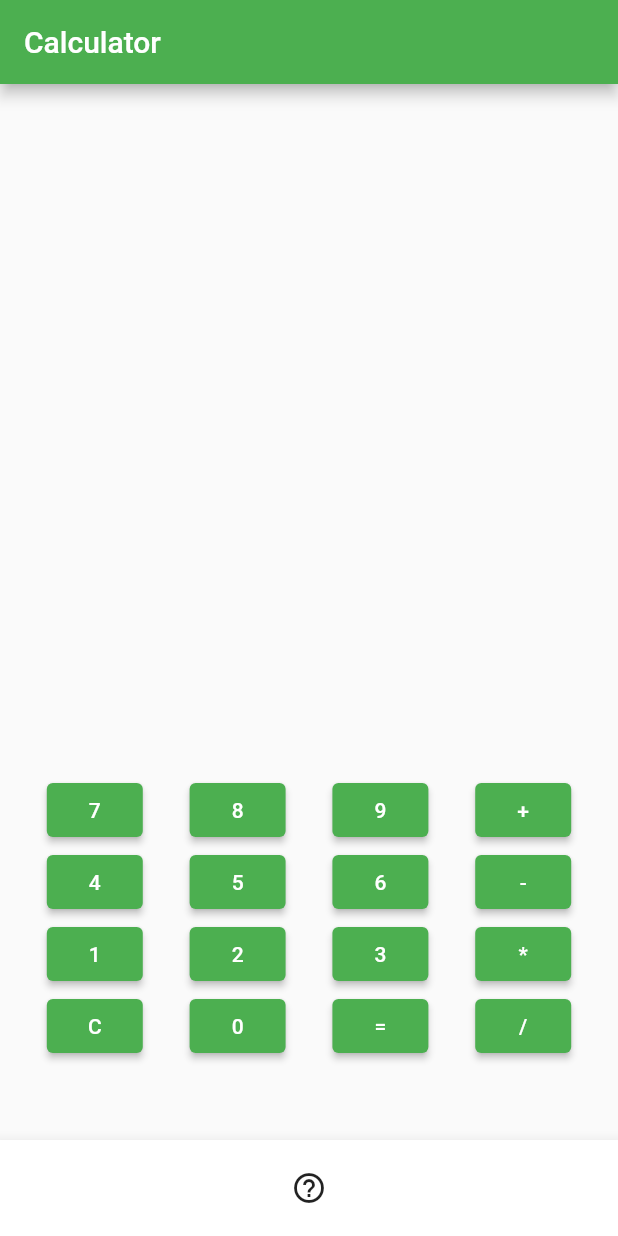
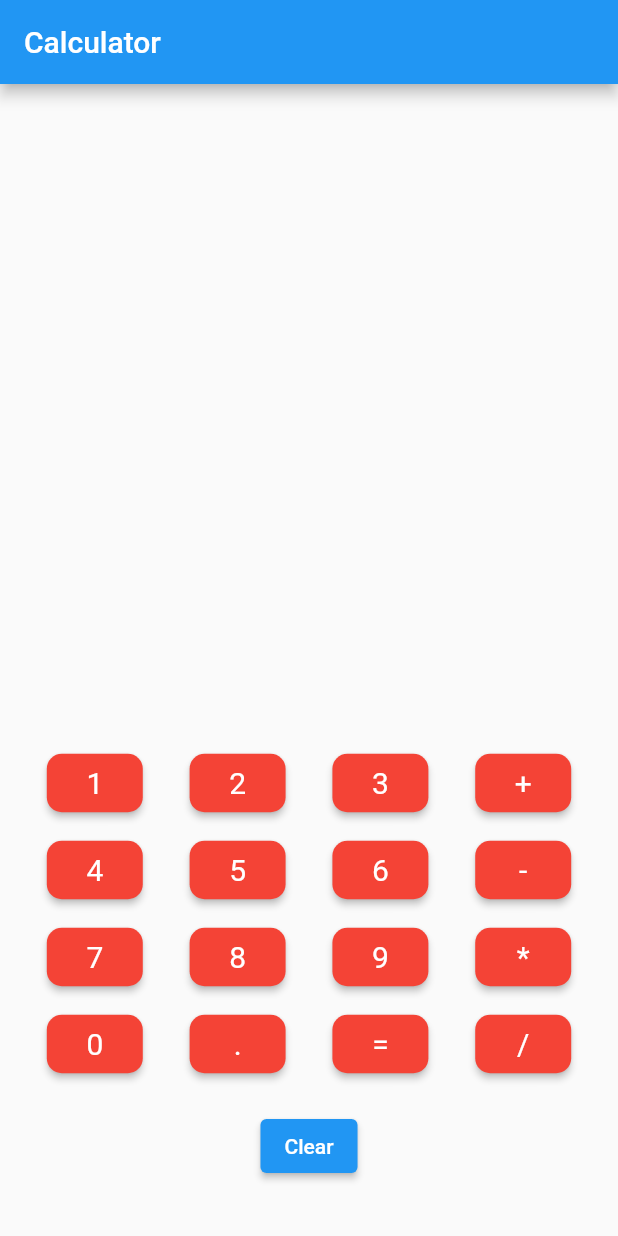
Before and after one commit to MikiOne/calculator_app, a Flutter app: the screen it shows after launch, on a phone screen of 412 x 824 dp. Run offline on Flutter 3.47's test engine with Material 2 defaults, Android fonts, the phone set to English and light mode, and no system bars.

Commit message:
ElevatedButton 添加style

```diff
--- a/lib/main.dart
+++ b/lib/main.dart
@@ -1,34 +1,62 @@
 import 'package:flutter/material.dart';
 
-void main() => runApp(CalculatorApp());
+void main() {
+  runApp(CalculatorApp());
+}
 
 class CalculatorApp extends StatelessWidget {
+  const CalculatorApp({super.key});
+
   @override
   Widget build(BuildContext context) {
     return MaterialApp(
       title: 'Calculator',
-      theme: ThemeData(primarySwatch: Colors.green),
-      home: CalculatorScreen(),
+      theme: ThemeData(primarySwatch: Colors.blue),
+      home: const CalculatorScreen(),
     );
   }
 }
 
 class CalculatorScreen extends StatefulWidget {
+  const CalculatorScreen({super.key});
+
   @override
   _CalculatorScreenState createState() => _CalculatorScreenState();
 }
 
 class _CalculatorScreenState extends State<CalculatorScreen> {
   String _displayText = '';
-  String _operator = '';
   double _firstOperand = 0;
   double _secondOperand = 0;
+  String _operator = '';
 
-  void _appendNumber(int number) {
+  // void _appendNumber(int number) {
+  //   setState(() {
+  //     _displayText += number.toString();
+  //   });
+  // }
+  void _appendNumber(dynamic number) {
     setState(() {
       _displayText += number.toString();
     });
   }
+
+  void _clear() {
+    setState(() {
+      _displayText = '';
+      _firstOperand = 0;
+      _secondOperand = 0;
+      _operator = '';
+    });
+  }
+
+  // void _setOperator(String operator) {
+  //   setState(() {
+  //     _firstOperand = double.parse(_displayText);
+  //     _displayText = '';
+  //     _operator = operator;
+  //   });
+  // }
 
   void _setOperator(String operator) {
     setState(() {
@@ -37,14 +65,40 @@ class _CalculatorScreenState extends State<CalculatorScreen> {
     });
   }
 
+  // void _calculate() {
+  //   setState(() {
+  //     _secondOperand = double.parse(_displayText);
+  //     double result = 0;
+  //     switch (_operator) {
+  //       case '+':
+  //         result = _firstOperand + _secondOperand;
+  //         break;
+  //       case '-':
+  //         result = _firstOperand - _secondOperand;
+  //         break;
+  //       case '*':
+  //         result = _firstOperand * _secondOperand;
+  //         break;
+  //       case '/':
+  //         result = _firstOperand / _secondOperand;
+  //         break;
+  //     }
+  //     _displayText = result.toString();
+  //     _firstOperand = 0;
+  //     _secondOperand = 0;
+  //     _operator = '';
+  //   });
+  // }
   void _calculate() {
     setState(() {
+      // 解析用户输入的表达式
       String expression = _displayText;
       List<String> parts = expression.split(RegExp(r'(\+|\-|\*|\/)'));
       if (parts.length == 2) {
         _firstOperand = double.parse(parts[0]);
         _secondOperand = double.parse(parts[1]);
 
+        // 执行计算
         double result = 0;
         switch (_operator) {
           case '+':
@@ -61,6 +115,7 @@ class _CalculatorScreenState extends State<CalculatorScreen> {
             break;
         }
 
+        // 显示计算结果
         _displayText = '$expression=$result';
         _firstOperand = 0;
         _secondOperand = 0;
@@ -75,12 +130,10 @@ class _CalculatorScreenState extends State<CalculatorScreen> {
   Widget build(BuildContext context) {
     return Scaffold(
       appBar: AppBar(title: Text('Calculator')),
-      body: SafeArea(
-        child: ListView(
+      body: Column(
         children: <Widget>[
-            SizedBox(height: 400),
-
-            Container(
+          Expanded(
+            child: Container(
               padding: EdgeInsets.all(16),
               alignment: Alignment.bottomRight,
               child: Text(
@@ -88,126 +141,56 @@ class _CalculatorScreenState extends State<CalculatorScreen> {
                 style: TextStyle(fontSize: 24),
               ),
             ),
+          ),
+          const SizedBox(height: 10),
           Row(
             mainAxisAlignment: MainAxisAlignment.spaceEvenly,
             children: <Widget>[
-                CalculatorButton(
-                  text: '7',
-                  onPressed: () => _appendNumber(7),
-                ),
-                CalculatorButton(
-                  text: '8',
-                  onPressed: () => _appendNumber(8),
-                ),
-                CalculatorButton(
-                  text: '9',
-                  onPressed: () => _appendNumber(9),
-                ),
-                CalculatorButton(
-                  text: '+',
-                  onPressed: () => _setOperator('+'),
-                ),
+              CalculatorButton(text: '1', onPressed: () => _appendNumber(1)),
+              CalculatorButton(text: '2', onPressed: () => _appendNumber(2)),
+              CalculatorButton(text: '3', onPressed: () => _appendNumber(3)),
+              CalculatorButton(text: '+', onPressed: () => _setOperator('+')),
             ],
           ),
+          const SizedBox(height: 10),
           Row(
             mainAxisAlignment: MainAxisAlignment.spaceEvenly,
             children: <Widget>[
-                CalculatorButton(
-                  text: '4',
-                  onPressed: () => _appendNumber(4),
-                ),
-                CalculatorButton(
-                  text: '5',
-                  onPressed: () => _appendNumber(5),
-                ),
-                CalculatorButton(
-                  text: '6',
-                  onPressed: () => _appendNumber(6),
-                ),
-                CalculatorButton(
-                  text: '-',
-                  onPressed: () => _setOperator('-'),
-                ),
+              CalculatorButton(text: '4', onPressed: () => _appendNumber(4)),
+              CalculatorButton(text: '5', onPressed: () => _appendNumber(5)),
+              CalculatorButton(text: '6', onPressed: () => _appendNumber(6)),
+              CalculatorButton(text: '-', onPressed: () => _setOperator('-')),
             ],
           ),
+          const SizedBox(height: 10),
           Row(
             mainAxisAlignment: MainAxisAlignment.spaceEvenly,
             children: <Widget>[
-                CalculatorButton(
-                  text: '1',
-                  onPressed: () => _appendNumber(1),
-                ),
-                CalculatorButton(
-                  text: '2',
-                  onPressed: () => _appendNumber(2),
-                ),
-                CalculatorButton(
-                  text: '3',
-                  onPressed: () => _appendNumber(3),
-                ),
-                CalculatorButton(
-                  text: '*',
-                  onPressed: () => _setOperator('*'),
-                ),
+              CalculatorButton(text: '7', onPressed: () => _appendNumber(7)),
+              CalculatorButton(text: '8', onPressed: () => _appendNumber(8)),
+              CalculatorButton(text: '9', onPressed: () => _appendNumber(9)),
+              CalculatorButton(text: '*', onPressed: () => _setOperator('*')),
             ],
           ),
+          const SizedBox(height: 10),
           Row(
             mainAxisAlignment: MainAxisAlignment.spaceEvenly,
             children: <Widget>[
-                CalculatorButton(
-                  text: 'C',
-                  onPressed: () {
-                    setState(() {
-                      _displayText = '';
-                      _firstOperand = 0;
-                      _secondOperand = 0;
-                      _operator = '';
-                    });
-                  },
-                ),
-                CalculatorButton(
-                  text: '0',
-                  onPressed: () => _appendNumber(0),
-                ),
-                CalculatorButton(
-                  text: '=',
-                  onPressed: _calculate,
-                ),
-                CalculatorButton(
-                  text: '/',
-                  onPressed: () => _setOperator('/'),
-                ),
+              CalculatorButton(text: '0', onPressed: () => _appendNumber(0)),
+              CalculatorButton(text: '.', onPressed: () => _appendNumber('.')),
+              CalculatorButton(text: '=', onPressed: _calculate),
+              CalculatorButton(text: '/', onPressed: () => _setOperator('/')),
             ],
           ),
-          ],
+          const SizedBox(height: 20),
+          Center(
+            child: ElevatedButton(
+              onPressed: _clear,
+              child: const Text('Clear'),
             ),
           ),
-      bottomNavigationBar: BottomAppBar(
-        child: ButtonBar(
-          alignment: MainAxisAlignment.spaceEvenly,
-          children: <Widget>[
-            IconButton(
-              icon: Icon(Icons.help_outline),
-              onPressed: () {
-                showDialog(
-                  context: context,
-                  builder: (BuildContext context) {
-                    return AlertDialog(
-                      title: Text('Calculator Help'),
-                      content: Text('This calculator supports basic arithmetic operations.'),
-                      actions: <Widget>[
-                        TextButton(
-                          child: Text('OK'),
-                          onPressed: () => Navigator.of(context).pop(),
-                        ),
+          const SizedBox(height: 36),
         ],
-                    );
-                  },
-                );
-              },
-            ),
-          ],
-        ),
       ),
     );
   }
@@ -215,15 +198,32 @@ class _CalculatorScreenState extends State<CalculatorScreen> {
 
 class CalculatorButton extends StatelessWidget {
   final String text;
-  final Function() onPressed;
+  final VoidCallback onPressed;
 
-  CalculatorButton({required this.text, required this.onPressed});
+  const CalculatorButton(
+      {super.key, required this.text, required this.onPressed});
 
   @override
   Widget build(BuildContext context) {
     return ElevatedButton(
-      child: Text(text),
+      style: ElevatedButton.styleFrom(
+        primary: Colors.red,
+        // 设置按钮的背景颜色
+        onPrimary: Colors.white,
+        // 设置按钮上文本的颜色
+        textStyle: TextStyle(fontSize: 16),
+        // 设置按钮上文本的样式
+        padding: EdgeInsets.symmetric(horizontal: 16, vertical: 8),
+        // 设置按钮内边距
+        shape: RoundedRectangleBorder(borderRadius: BorderRadius.circular(10)),
+        // 设置按钮的形状
+        elevation: 2, // 设置按钮的阴影高度
+      ),
       onPressed: onPressed,
+      child: Text(
+        text,
+        style: const TextStyle(fontSize: 20),
+      ),
     );
   }
 }
```
Also changed, not shown: lib/main2.dart (added, +229 -0 lines). Lines whose indentation alone changed are shown as unchanged.
